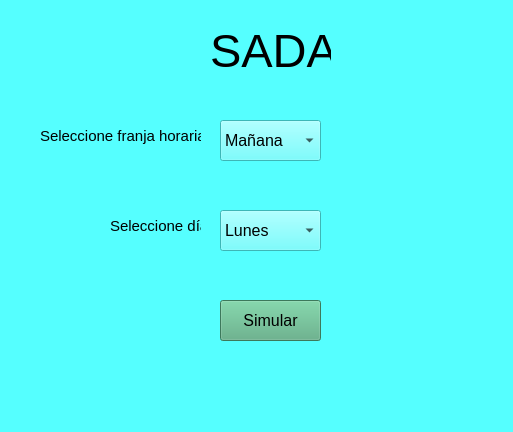
This is UI/ventana.ui in LeandroCaballero/SimuladorSADA as Qt 5 draws it before an edit. The edited form follows.
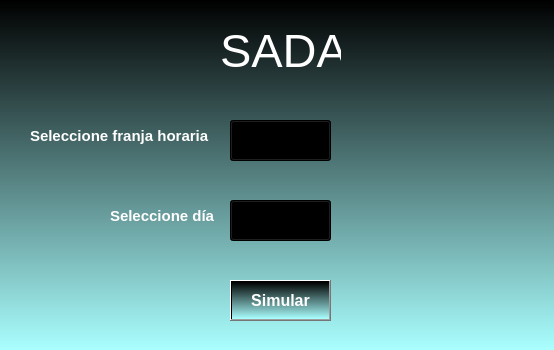
This is the edited form. Icons and pictures are not drawn.

Commit message: Se mejora el diseño de la ventana

Patch:
```diff
--- a/UI/ventana.ui
+++ b/UI/ventana.ui
@@ -6,22 +6,34 @@
    <rect>
     <x>0</x>
     <y>0</y>
-    <width>513</width>
-    <height>432</height>
+    <width>554</width>
+    <height>350</height>
    </rect>
   </property>
+  <property name="minimumSize">
+   <size>
+    <width>554</width>
+    <height>350</height>
+   </size>
+  </property>
+  <property name="maximumSize">
+   <size>
+    <width>554</width>
+    <height>350</height>
+   </size>
+  </property>
   <property name="windowTitle">
    <string>MainWindow</string>
   </property>
   <property name="styleSheet">
-   <string notr="true">background-color: rgb(85, 255, 255);</string>
+   <string notr="true">background-color: qlineargradient(spread:pad, x1:0.505, y1:0, x2:0.506, y2:1, stop:0 rgba(0, 0, 0, 255), stop:1 rgba(170, 255, 255, 255));</string>
   </property>
   <widget class="QWidget" name="centralwidget">
    <widget class="QPushButton" name="boton_simular">
     <property name="geometry">
      <rect>
-      <x>220</x>
-      <y>300</y>
+      <x>230</x>
+      <y>280</y>
       <width>101</width>
       <height>41</height>
      </rect>
@@ -29,10 +41,12 @@
     <property name="font">
      <font>
       <pointsize>12</pointsize>
+      <weight>75</weight>
+      <bold>true</bold>
      </font>
     </property>
     <property name="styleSheet">
-     <string notr="true">background-color: rgb(85, 170, 127);</string>
+     <string notr="true">color: rgb(255, 255, 255);</string>
     </property>
     <property name="text">
      <string>Simular</string>
@@ -41,7 +55,7 @@
    <widget class="QComboBox" name="franjaHoraria">
     <property name="geometry">
      <rect>
-      <x>220</x>
+      <x>230</x>
       <y>120</y>
       <width>101</width>
       <height>41</height>
@@ -52,6 +66,9 @@
       <pointsize>12</pointsize>
      </font>
     </property>
+    <property name="styleSheet">
+     <string notr="true"/>
+    </property>
     <property name="currentText">
      <string>Mañana</string>
     </property>
@@ -74,8 +91,8 @@
    <widget class="QComboBox" name="dia">
     <property name="geometry">
      <rect>
-      <x>220</x>
-      <y>210</y>
+      <x>230</x>
+      <y>200</y>
       <width>101</width>
       <height>41</height>
      </rect>
@@ -114,17 +131,23 @@
    <widget class="QLabel" name="label">
     <property name="geometry">
      <rect>
-      <x>40</x>
+      <x>30</x>
       <y>120</y>
-      <width>161</width>
+      <width>191</width>
       <height>31</height>
      </rect>
     </property>
     <property name="font">
      <font>
       <pointsize>11</pointsize>
+      <weight>75</weight>
+      <bold>true</bold>
      </font>
     </property>
+    <property name="styleSheet">
+     <string notr="true">background-color: rgb(250,0, 0, 0);
+color: rgb(255, 255, 255);</string>
+    </property>
     <property name="text">
      <string>Seleccione franja horaria</string>
     </property>
@@ -133,16 +156,22 @@
     <property name="geometry">
      <rect>
       <x>110</x>
-      <y>210</y>
-      <width>91</width>
+      <y>200</y>
+      <width>111</width>
       <height>31</height>
      </rect>
     </property>
     <property name="font">
      <font>
       <pointsize>11</pointsize>
+      <weight>75</weight>
+      <bold>true</bold>
      </font>
     </property>
+    <property name="styleSheet">
+     <string notr="true">background-color: rgb(250,0, 0, 0);
+color: rgb(255, 255, 255);</string>
+    </property>
     <property name="text">
      <string>Seleccione día</string>
     </property>
@@ -150,7 +179,7 @@
    <widget class="QLabel" name="label_3">
     <property name="geometry">
      <rect>
-      <x>210</x>
+      <x>220</x>
       <y>20</y>
       <width>121</width>
       <height>61</height>
@@ -161,12 +190,56 @@
       <pointsize>35</pointsize>
      </font>
     </property>
+    <property name="styleSheet">
+     <string notr="true">color: rgb(255, 255, 255);
+background-color: rgb(255, 0, 0, 0);</string>
+    </property>
     <property name="text">
      <string>SADA</string>
     </property>
    </widget>
+   <widget class="QLabel" name="fondo">
+    <property name="geometry">
+     <rect>
+      <x>0</x>
+      <y>0</y>
+      <width>554</width>
+      <height>350</height>
+     </rect>
+    </property>
+    <property name="styleSheet">
+     <string notr="true">border-image: url(:/imagenes/fondo.jpg);</string>
+    </property>
+    <property name="text">
+     <string/>
+    </property>
+   </widget>
+   <widget class="QLabel" name="label_4">
+    <property name="geometry">
+     <rect>
+      <x>140</x>
+      <y>30</y>
+      <width>61</width>
+      <height>41</height>
+     </rect>
+    </property>
+    <property name="styleSheet">
+     <string notr="true">border-image: url(:/imagenes/Isotipo-CMYK-300-Color.png);
+background-color: rgb(255, 0, 0, 0);</string>
+    </property>
+    <property name="text">
+     <string/>
+    </property>
+   </widget>
+   <zorder>fondo</zorder>
+   <zorder>boton_simular</zorder>
+   <zorder>franjaHoraria</zorder>
+   <zorder>dia</zorder>
+   <zorder>label</zorder>
+   <zorder>label_2</zorder>
+   <zorder>label_3</zorder>
+   <zorder>label_4</zorder>
   </widget>
-  <widget class="QStatusBar" name="statusbar"/>
  </widget>
  <resources/>
  <connections/>
```
Left out of the diff: 6 changed lines with no effect on the pictures. The commit also changes 10 other files.
